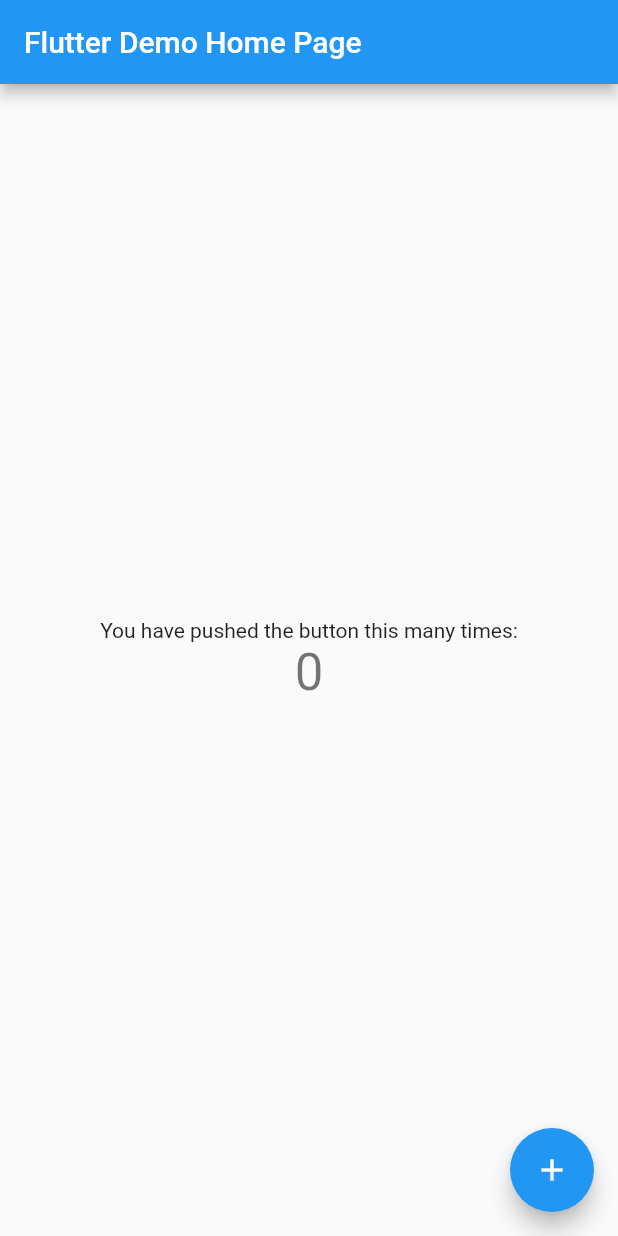
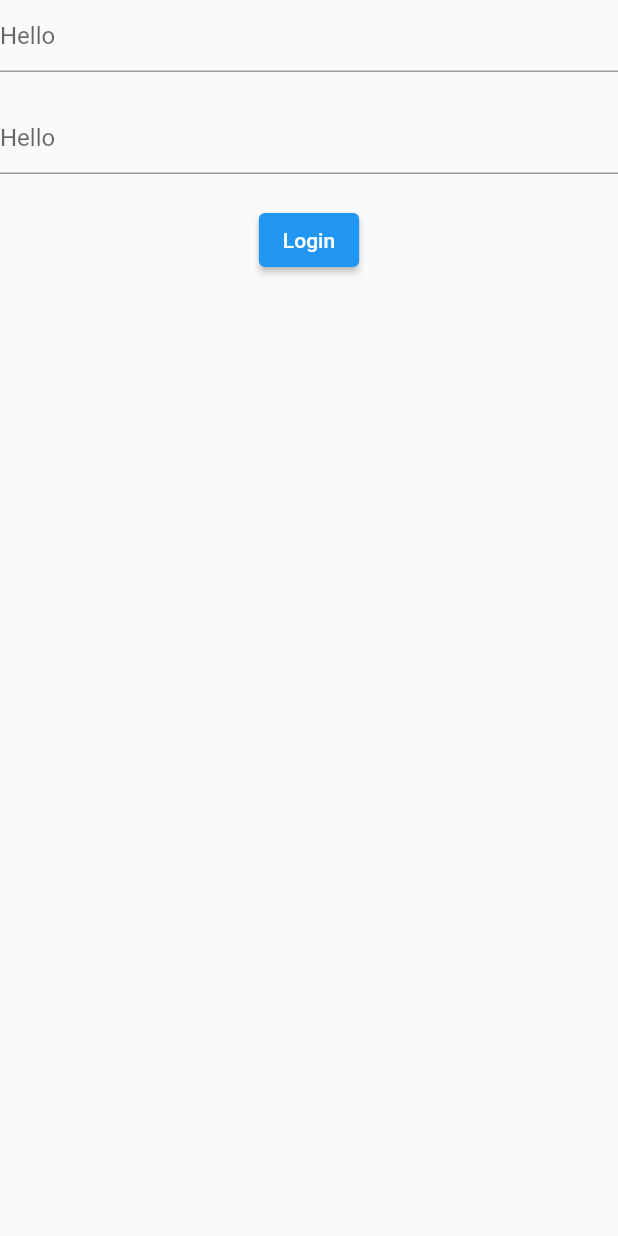
Before and after one commit to amrmohamed25/AR_Furniture_Admin_Panel, a Flutter app: the screen it shows after launch, on a phone screen of 412 x 824 dp. Run offline on Flutter 3.47's test engine with Material 2 defaults, Android fonts, the phone set to English and light mode, and no system bars; our stand-ins replace firebase_auth, firebase_core; accounts and stored records are empty.

```diff
--- a/lib/main.dart
+++ b/lib/main.dart
@@ -1,6 +1,12 @@
+import 'package:firebase_auth/firebase_auth.dart';
+import 'package:firebase_core/firebase_core.dart';
 import 'package:flutter/material.dart';
 
-void main() {
+void main() async {
+  await WidgetsFlutterBinding.ensureInitialized();
+  await Firebase.initializeApp(
+    options: const FirebaseOptions(apiKey: "AIzaSyA0IxEAsjwA94Im4FLw_SU3U7ctvNIQ-qY", appId: "1:290504032259:web:13f87a0645776fab7e8e36", messagingSenderId: "290504032259", projectId: "ar-furniture-7fb69")
+  );
   runApp(const MyApp());
 }
 
@@ -13,103 +19,53 @@
     return MaterialApp(
       title: 'Flutter Demo',
       theme: ThemeData(
-        // This is the theme of your application.
-        //
-        // Try running your application with "flutter run". You'll see the
-        // application has a blue toolbar. Then, without quitting the app, try
-        // changing the primarySwatch below to Colors.green and then invoke
-        // "hot reload" (press "r" in the console where you ran "flutter run",
-        // or simply save your changes to "hot reload" in a Flutter IDE).
-        // Notice that the counter didn't reset back to zero; the application
-        // is not restarted.
         primarySwatch: Colors.blue,
       ),
-      home: const MyHomePage(title: 'Flutter Demo Home Page'),
+      home:  SimpleLogin(),
     );
   }
 }
-
-class MyHomePage extends StatefulWidget {
-  const MyHomePage({super.key, required this.title});
-
-  // This widget is the home page of your application. It is stateful, meaning
-  // that it has a State object (defined below) that contains fields that affect
-  // how it looks.
-
-  // This class is the configuration for the state. It holds the values (in this
-  // case the title) provided by the parent (in this case the App widget) and
-  // used by the build method of the State. Fields in a Widget subclass are
-  // always marked "final".
-
-  final String title;
+class SimpleLogin extends StatefulWidget {
+  // const SimpleLogin({Key? key}) : super(key: key);
 
   @override
-  State<MyHomePage> createState() => _MyHomePageState();
+  State<SimpleLogin> createState() => _SimpleLoginState();
 }
 
-class _MyHomePageState extends State<MyHomePage> {
-  int _counter = 0;
-
-  void _incrementCounter() {
-    setState(() {
-      // This call to setState tells the Flutter framework that something has
-      // changed in this State, which causes it to rerun the build method below
-      // so that the display can reflect the updated values. If we changed
-      // _counter without calling setState(), then the build method would not be
-      // called again, and so nothing would appear to happen.
-      _counter++;
-    });
-  }
-
+class _SimpleLoginState extends State<SimpleLogin> {
+  TextEditingController emailController=TextEditingController();
+  TextEditingController passwordController=TextEditingController();
   @override
   Widget build(BuildContext context) {
-    // This method is rerun every time setState is called, for instance as done
-    // by the _incrementCounter method above.
-    //
-    // The Flutter framework has been optimized to make rerunning build methods
-    // fast, so that you can just rebuild anything that needs updating rather
-    // than having to individually change instances of widgets.
     return Scaffold(
-      appBar: AppBar(
-        // Here we take the value from the MyHomePage object that was created by
-        // the App.build method, and use it to set our appbar title.
-        title: Text(widget.title),
+      body: Column(
+        children: [
+          TextFormField(
+            decoration: InputDecoration(
+                hintText: "Hello"
+            ),
+            controller: emailController,
+          ),
+          SizedBox(
+            height: 20,
+          ),
+          TextFormField(
+            decoration: InputDecoration(
+              hintText: "Hello"
+            ),
+            controller: passwordController,
+          ),
+          SizedBox(
+            height: 20,
+          ),
+          ElevatedButton(onPressed: ()async{
+            await FirebaseAuth.instance.signInWithEmailAndPassword(email: emailController.text, password: passwordController.text).then((value) {
+              print("Done");
+            }).catchError((onError){print("Sad");});
+
+            }, child: Text("Login"))
+        ],
       ),
-      body: Center(
-        // Center is a layout widget. It takes a single child and positions it
-        // in the middle of the parent.
-        child: Column(
-          // Column is also a layout widget. It takes a list of children and
-          // arranges them vertically. By default, it sizes itself to fit its
-          // children horizontally, and tries to be as tall as its parent.
-          //
-          // Invoke "debug painting" (press "p" in the console, choose the
-          // "Toggle Debug Paint" action from the Flutter Inspector in Android
-          // Studio, or the "Toggle Debug Paint" command in Visual Studio Code)
-          // to see the wireframe for each widget.
-          //
-          // Column has various properties to control how it sizes itself and
-          // how it positions its children. Here we use mainAxisAlignment to
-          // center the children vertically; the main axis here is the vertical
-          // axis because Columns are vertical (the cross axis would be
-          // horizontal).
-          mainAxisAlignment: MainAxisAlignment.center,
-          children: <Widget>[
-            const Text(
-              'You have pushed the button this many times:',
-            ),
-            Text(
-              '$_counter',
-              style: Theme.of(context).textTheme.headline4,
-            ),
-          ],
-        ),
-      ),
-      floatingActionButton: FloatingActionButton(
-        onPressed: _incrementCounter,
-        tooltip: 'Increment',
-        child: const Icon(Icons.add),
-      ), // This trailing comma makes auto-formatting nicer for build methods.
     );
   }
 }
--- a/pubspec.yaml
+++ b/pubspec.yaml
@@ -36,6 +36,11 @@
   # The following adds the Cupertino Icons font to your application.
   # Use with the CupertinoIcons class for iOS style icons.
   cupertino_icons: ^1.0.2
+  firebase_core: ^2.4.0
+  cloud_firestore: ^4.2.0
+  firebase_storage: ^11.0.7
+  firebase_auth: ^4.2.0
+
 
 dev_dependencies:
   flutter_test:
```
Also changed, not shown: pubspec.lock, 1 other file.
